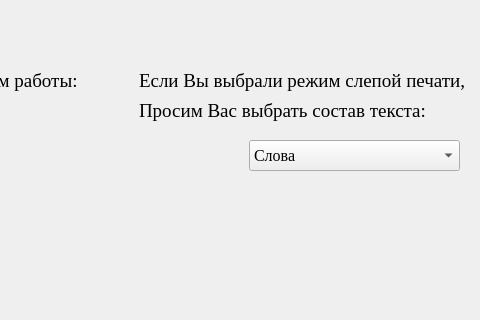
iamanonym/Project_PyQT5, file Base_design.ui: the form before one commit; both pictures show x 721 to 1201 and y 0 to 320 of the 1201 by 531 pixel window.
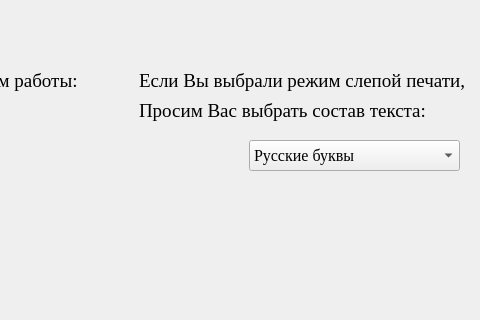
The form after the commit.

The edit to the form file:
```diff
--- a/Base_design.ui
+++ b/Base_design.ui
@@ -279,6 +279,16 @@
       <pointsize>12</pointsize>
      </font>
     </property>
+    <item>
+     <property name="text">
+      <string>Русские буквы</string>
+     </property>
+    </item>
+    <item>
+     <property name="text">
+      <string>Английские буквы</string>
+     </property>
+    </item>
     <item>
      <property name="text">
       <string>Слова</string>
```
Left out of the diff: 5 changed lines with no effect on the pictures.
